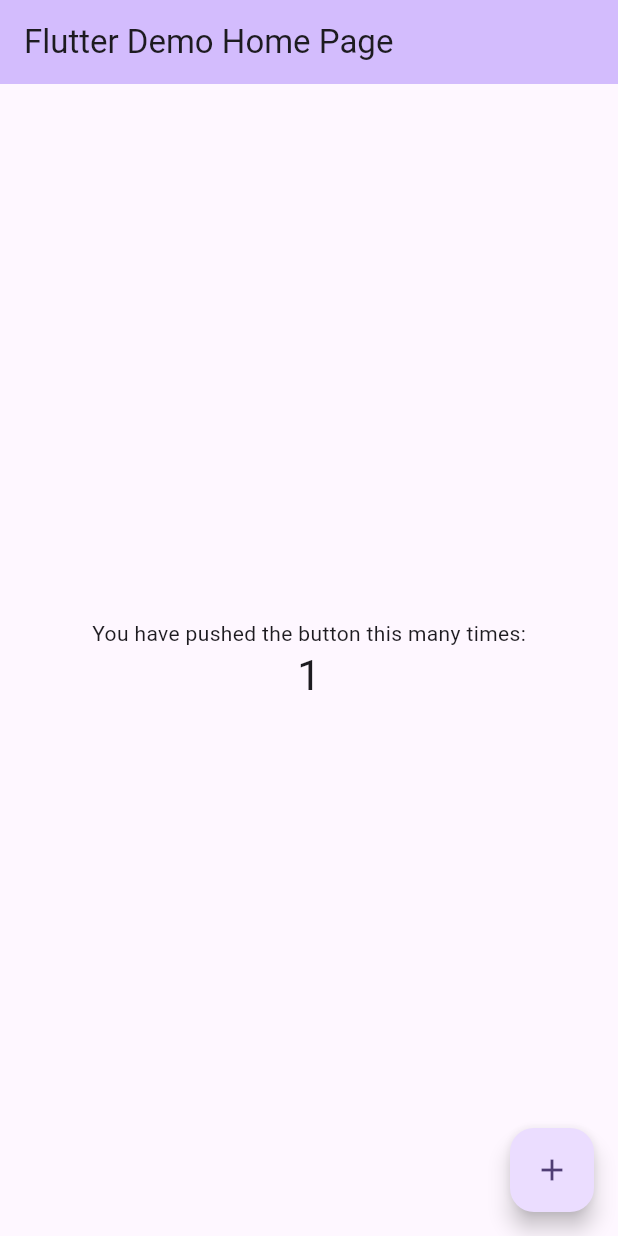
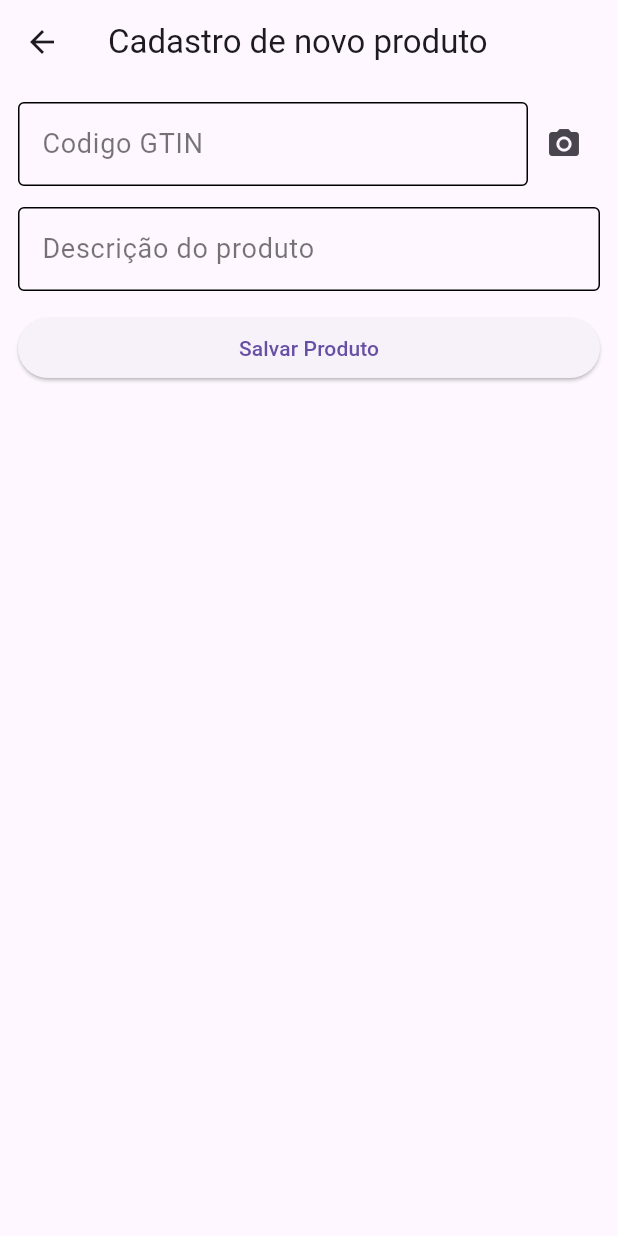
Before and after one commit to grplima/estoquesimples, a Flutter app: the screen it shows after launch, after a tap on the "add" icon, on a phone screen of 412 x 824 dp. Run offline on Flutter 3.47's test engine with Material 3 defaults, Android fonts, the phone set to English and light mode, and no system bars; our stand-ins replace sqflite; accounts and stored records are empty.

Commit message:
Subindo arquivos de exemplo

```diff
--- a/lib/cadastronovoproduto.dart
+++ b/lib/cadastronovoproduto.dart
@@ -1,4 +1,5 @@
 import 'package:flutter/material.dart';
+
 
 void main() {
   runApp(MaterialApp(
--- a/lib/main.dart
+++ b/lib/main.dart
@@ -1,125 +1,260 @@
 import 'package:flutter/material.dart';
+import 'package:sqflite/sqflite.dart';
+import 'package:path/path.dart';
 
 void main() {
-  runApp(const MyApp());
+  runApp(MyApp());
 }
 
 class MyApp extends StatelessWidget {
-  const MyApp({super.key});
-
-  // This widget is the root of your application.
   @override
   Widget build(BuildContext context) {
     return MaterialApp(
-      title: 'Flutter Demo',
-      theme: ThemeData(
-        // This is the theme of your application.
-        //
-        // TRY THIS: Try running your application with "flutter run". You'll see
-        // the application has a purple toolbar. Then, without quitting the app,
-        // try changing the seedColor in the colorScheme below to Colors.green
-        // and then invoke "hot reload" (save your changes or press the "hot
-        // reload" button in a Flutter-supported IDE, or press "r" if you used
-        // the command line to start the app).
-        //
-        // Notice that the counter didn't reset back to zero; the application
-        // state is not lost during the reload. To reset the state, use hot
-        // restart instead.
-        //
-        // This works for code too, not just values: Most code changes can be
-        // tested with just a hot reload.
-        colorScheme: ColorScheme.fromSeed(seedColor: Colors.deepPurple),
-        useMaterial3: true,
-      ),
-      home: const MyHomePage(title: 'Flutter Demo Home Page'),
+      title: 'SQLite Demo',
+      home: HomePage(),
     );
   }
 }
 
-class MyHomePage extends StatefulWidget {
-  const MyHomePage({super.key, required this.title});
+class HomePage extends StatefulWidget {
+  @override
+  _HomePageState createState() => _HomePageState();
+}
 
-  // This widget is the home page of your application. It is stateful, meaning
-  // that it has a State object (defined below) that contains fields that affect
-  // how it looks.
-
-  // This class is the configuration for the state. It holds the values (in this
-  // case the title) provided by the parent (in this case the App widget) and
-  // used by the build method of the State. Fields in a Widget subclass are
-  // always marked "final".
-
-  final String title;
+class _HomePageState extends State<HomePage> {
+  final ProdutoDatabase produtoDatabase = ProdutoDatabase();
 
   @override
-  State<MyHomePage> createState() => _MyHomePageState();
-}
-
-class _MyHomePageState extends State<MyHomePage> {
-  int _counter = 0;
-
-  void _incrementCounter() {
-    setState(() {
-      // This call to setState tells the Flutter framework that something has
-      // changed in this State, which causes it to rerun the build method below
-      // so that the display can reflect the updated values. If we changed
-      // _counter without calling setState(), then the build method would not be
-      // called again, and so nothing would appear to happen.
-      _counter++;
-    });
+  void initState() {
+    super.initState();
+    produtoDatabase.init();
   }
 
   @override
   Widget build(BuildContext context) {
-    // This method is rerun every time setState is called, for instance as done
-    // by the _incrementCounter method above.
-    //
-    // The Flutter framework has been optimized to make rerunning build methods
-    // fast, so that you can just rebuild anything that needs updating rather
-    // than having to individually change instances of widgets.
     return Scaffold(
       appBar: AppBar(
-        // TRY THIS: Try changing the color here to a specific color (to
-        // Colors.amber, perhaps?) and trigger a hot reload to see the AppBar
-        // change color while the other colors stay the same.
-        backgroundColor: Theme.of(context).colorScheme.inversePrimary,
-        // Here we take the value from the MyHomePage object that was created by
-        // the App.build method, and use it to set our appbar title.
-        title: Text(widget.title),
+        title: Text('SQLite Demo'),
       ),
       body: Center(
-        // Center is a layout widget. It takes a single child and positions it
-        // in the middle of the parent.
-        child: Column(
-          // Column is also a layout widget. It takes a list of children and
-          // arranges them vertically. By default, it sizes itself to fit its
-          // children horizontally, and tries to be as tall as its parent.
-          //
-          // Column has various properties to control how it sizes itself and
-          // how it positions its children. Here we use mainAxisAlignment to
-          // center the children vertically; the main axis here is the vertical
-          // axis because Columns are vertical (the cross axis would be
-          // horizontal).
-          //
-          // TRY THIS: Invoke "debug painting" (choose the "Toggle Debug Paint"
-          // action in the IDE, or press "p" in the console), to see the
-          // wireframe for each widget.
-          mainAxisAlignment: MainAxisAlignment.center,
-          children: <Widget>[
-            const Text(
-              'You have pushed the button this many times:',
-            ),
-            Text(
-              '$_counter',
-              style: Theme.of(context).textTheme.headlineMedium,
-            ),
-          ],
+        child: FutureBuilder<List<Produto>>(
+          future: produtoDatabase.findAll(),
+          builder: (context, snapshot) {
+            if (snapshot.connectionState == ConnectionState.waiting) {
+              return CircularProgressIndicator();
+            } else if (snapshot.hasError) {
+              return Text('Error: ${snapshot.error}');
+            } else {
+              final produtos = snapshot.data;
+              return ListView.builder(
+                itemCount: produtos?.length,
+                itemBuilder: (context, index) {
+                  final produto = produtos?[index];
+                  return ListTile(
+                    title: Text(produto!.gtin),
+                    subtitle: Text(produto.descricao),
+                  );
+                },
+              );
+            }
+          },
         ),
       ),
       floatingActionButton: FloatingActionButton(
-        onPressed: _incrementCounter,
-        tooltip: 'Increment',
-        child: const Icon(Icons.add),
-      ), // This trailing comma makes auto-formatting nicer for build methods.
+        onPressed: () {
+          Navigator.push(
+            context,
+            MaterialPageRoute(builder: (context) => AdicionarProdutoPage()),
+          );
+        },
+        child: Icon(Icons.add),
+      ),
     );
   }
 }
+
+class AdicionarProdutoPage extends StatelessWidget {
+
+  final _controllergtin = TextEditingController();
+  final _controllerdescricao = TextEditingController();
+
+  @override
+  Widget build(BuildContext context) {
+    return Scaffold(
+      appBar: AppBar(
+        title: Text("Cadastro de novo produto"),
+      ),
+      body: Padding(
+        padding: const EdgeInsets.all(12.0),
+        child: Column(children: [
+          Row(children: [
+            Container(
+              child: Expanded(
+                child: TextField(
+                  controller: _controllergtin,
+                  decoration: const InputDecoration(
+                    labelText: 'Codigo GTIN',
+                    border: OutlineInputBorder(),
+                    // InputBorder.none
+                    enabledBorder: OutlineInputBorder(borderSide: BorderSide()),
+                    labelStyle: TextStyle(
+                      fontSize: 18,
+                      color: Colors.black54,
+                    ),
+                    focusedBorder: OutlineInputBorder(
+                      borderSide: BorderSide(color: Colors.blueGrey, width: 2),
+                    ),
+                  ),
+                ),
+              ),
+            ),
+            Container(
+              child:
+              IconButton(onPressed: () {}, icon: Icon(Icons.photo_camera)),
+            )
+          ]),
+          SizedBox(
+            height: 14,
+          ),
+          Row(
+            children: [
+              Expanded(
+                child: TextField(
+                    controller: _controllerdescricao,
+                    decoration: InputDecoration(
+                      labelText: 'Descrição do produto',
+                      border: OutlineInputBorder(),
+                      // InputBorder.none
+                      enabledBorder:
+                      OutlineInputBorder(borderSide: BorderSide()),
+                      labelStyle: TextStyle(
+                        fontSize: 18,
+                        color: Colors.black54,
+                      ),
+                      focusedBorder: OutlineInputBorder(
+                        borderSide:
+                        BorderSide(color: Colors.blueGrey, width: 2),
+                      ),
+                    )),
+              ),
+            ],
+          ),
+          SizedBox(
+            height: 14,
+          ),
+          Row(
+            children: [
+              Expanded(
+                child: ElevatedButton(
+                  onPressed: () {
+                    // Instanciar ProdutoDatabase para acessar os métodos de banco de dados
+                    final produtoDatabase = ProdutoDatabase();
+
+                    // Obter os valores inseridos pelo usuário
+                    final gtin = _controllergtin.text;
+                    final descricao = _controllerdescricao.text;
+
+                    // Criar um novo Produto
+                    final novoProduto = Produto(gtin: gtin, descricao: descricao, id: null);
+
+                    // Chamar o método de inserção do ProdutoDatabase
+                    produtoDatabase.insert(novoProduto);
+
+                    // Limpar os campos de texto após a inserção
+                    _controllergtin.clear();
+                    _controllerdescricao.clear();
+
+                    // Exibir um snackbar informando que o produto foi salvo
+                    ScaffoldMessenger.of(context).showSnackBar(
+                      SnackBar(
+                        content: Text('Produto salvo com sucesso!'),
+                      ),
+                    );
+                  },
+                  child: Text('Salvar Produto'),
+                ),
+              )
+            ],
+          )
+        ]),
+      ),
+    );
+  }
+}
+
+
+/*
+ Row(
+            children: [
+              Expanded(
+                  child: ElevatedButton(
+                    onPressed: () {},
+                    child: Text('Salvar Produto'),
+                  ))
+            ],
+          )
+
+ */
+
+
+class Produto {
+  final int id;
+  final String gtin;
+  final String descricao;
+
+  Produto({required this.id, required this.gtin, required this.descricao});
+
+  Map<String, dynamic> toMap() {
+    return {
+      'produto_id': id,
+      'gtin': gtin,
+      'descricao': descricao,
+    };
+  }
+
+  factory Produto.fromMap(Map<String, dynamic> map) {
+    return Produto(
+      id: map['produto_id'],
+      gtin: map['gtin'],
+      descricao: map['descricao'],
+    );
+  }
+}
+
+class ProdutoDatabase {
+  static const String _tableName = 'produto';
+  static const String _id = 'produto_id';
+  static const String _gtin = 'gtin';
+  static const String _descricao = 'descricao';
+
+  static const String createTableSQL =
+      'CREATE TABLE $_tableName ($_id INTEGER PRIMARY KEY AUTOINCREMENT, $_gtin TEXT, $_descricao TEXT)';
+
+  Future<Database> _getDatabase() async {
+    final String path = join(await getDatabasesPath(), 'Relatorios.db');
+    return openDatabase(path, onCreate: (db, version) async {
+      await db.execute(createTableSQL);
+      await _insertSampleData(db);
+    }, version: 1);
+  }
+
+  Future<void> init() async {
+    final Database db = await _getDatabase();
+    await db.execute(createTableSQL);
+    await _insertSampleData(db);
+  }
+
+  Future<void> _insertSampleData(Database db) async {
+    await db.execute(
+        "INSERT INTO $_tableName ($_gtin, $_descricao) VALUES ('1234567890123', 'Produto A')");
+    await db.execute(
+        "INSERT INTO $_tableName ($_gtin, $_descricao) VALUES ('9876543210987', 'Produto B')");
+    // Add more insert statements for other sample data
+  }
+
+  Future<List<Produto>> findAll() async {
+    final Database db = await _getDatabase();
+    final List<Map<String, dynamic>> result = await db.query(_tableName);
+    return result.map((item) => Produto.fromMap(item)).toList();
+  }
+}
--- /dev/null
+++ b/lib/teste.dart
@@ -0,0 +1,208 @@
+import 'package:flutter/material.dart';
+import 'package:sqflite/sqflite.dart';
+import 'package:path/path.dart';
+
+void main() {
+  runApp(MaterialApp(
+    home: HomePage(),
+  ));
+}
+
+class HomePage extends StatefulWidget {
+  @override
+  _HomePageState createState() => _HomePageState();
+}
+
+class _HomePageState extends State<HomePage> {
+  final ProdutoDatabase produtoDatabase = ProdutoDatabase();
+
+  @override
+  void initState() {
+    super.initState();
+    produtoDatabase.init();
+  }
+
+  Future<void> _atualizarListaProdutos() async {
+    setState(() {}); // Chama o setState para reconstruir a tela
+  }
+
+  @override
+  Widget build(BuildContext context) {
+    return Scaffold(
+      appBar: AppBar(
+        title: Text('Lista de Produtos'),
+      ),
+      body: Center(
+        child: FutureBuilder<List<Produto>>(
+          future: produtoDatabase.findAll(),
+          builder: (context, snapshot) {
+            if (snapshot.connectionState == ConnectionState.waiting) {
+              return CircularProgressIndicator();
+            } else if (snapshot.hasError) {
+              return Text('Error: ${snapshot.error}');
+            } else {
+              final produtos = snapshot.data;
+              return ListView.builder(
+                itemCount: produtos?.length,
+                itemBuilder: (context, index) {
+                  final produto = produtos?[index];
+                  return ListTile(
+                    title: Text(produto!.gtin),
+                    subtitle: Text(produto.descricao),
+                  );
+                },
+              );
+            }
+          },
+        ),
+      ),
+      floatingActionButton: FloatingActionButton(
+        onPressed: () async {
+          await Navigator.push(
+            context,
+            MaterialPageRoute(builder: (context) => Cadastronovo()),
+          );
+          // Atualiza a lista de produtos após retornar da tela de cadastro
+          await _atualizarListaProdutos();
+        },
+        child: Icon(Icons.add),
+      ),
+    );
+  }
+}
+
+class Cadastronovo extends StatelessWidget {
+  final _controllergtin = TextEditingController();
+  final _controllerdescricao = TextEditingController();
+
+  @override
+  Widget build(BuildContext context) {
+    return Scaffold(
+      appBar: AppBar(
+        title: Text("Cadastro de Novo Produto"),
+      ),
+      body: Padding(
+        padding: const EdgeInsets.all(12.0),
+        child: Column(
+          children: [
+            TextField(
+              controller: _controllergtin,
+              decoration: InputDecoration(
+                labelText: 'Código GTIN',
+                border: OutlineInputBorder(),
+              ),
+            ),
+            SizedBox(height: 12),
+            TextField(
+              controller: _controllerdescricao,
+              decoration: InputDecoration(
+                labelText: 'Descrição do Produto',
+                border: OutlineInputBorder(),
+              ),
+            ),
+            SizedBox(height: 12),
+            ElevatedButton(
+              onPressed: () async {
+                // Obter os valores inseridos pelo usuário
+                final gtin = _controllergtin.text;
+                final descricao = _controllerdescricao.text;
+
+                // Criar um novo produto
+                final novoProduto = Produto(gtin: gtin, descricao: descricao);
+
+                // Instanciar ProdutoDatabase para acessar os métodos de banco de dados
+                final produtoDatabase = ProdutoDatabase();
+
+                // Chamar o método de inserção do ProdutoDatabase
+                await produtoDatabase.insert(novoProduto);
+
+                // Limpar os campos de texto após a inserção
+                _controllergtin.clear();
+                _controllerdescricao.clear();
+
+                // Exibir um snackbar informando que o produto foi salvo
+                ScaffoldMessenger.of(context).showSnackBar(
+                  SnackBar(
+                    content: Text('Produto salvo com sucesso!'),
+                  ),
+                );
+              },
+              child: Text('Salvar Produto'),
+            ),
+          ],
+        ),
+      ),
+    );
+  }
+}
+
+class Produto {
+  final int? id;
+  final String gtin;
+  final String descricao;
+
+  Produto({this.id, required this.gtin, required this.descricao});
+
+  Map<String, dynamic> toMap() {
+    return {
+      'produto_id': id,
+      'gtin': gtin,
+      'descricao': descricao,
+    };
+  }
+
+  factory Produto.fromMap(Map<String, dynamic> map) {
+    return Produto(
+      id: map['produto_id'],
+      gtin: map['gtin'],
+      descricao: map['descricao'],
+    );
+  }
+}
+
+class ProdutoDatabase {
+  static const String _tableName = 'produto';
+  static const String _id = 'produto_id';
+  static const String _gtin = 'gtin';
+  static const String _descricao = 'descricao';
+
+  static const String createTableSQL =
+      'CREATE TABLE $_tableName ($_id INTEGER PRIMARY KEY AUTOINCREMENT, $_gtin TEXT, $_descricao TEXT)';
+
+  Future<Database> _getDatabase() async {
+    final String path = join(await getDatabasesPath(), 'Relatorios.db');
+    return openDatabase(path, onCreate: (db, version) async {
+      await db.execute(createTableSQL);
+      await _insertSampleData(db);
+    }, version: 1);
+  }
+
+  Future<void> init() async {
+    final Database db = await _getDatabase();
+    await db.execute(createTableSQL);
+    await _insertSampleData(db);
+  }
+
+  Future<void> _insertSampleData(Database db) async {
+    await db.execute(
+        "INSERT INTO $_tableName ($_gtin, $_descricao) VALUES ('1234567890123', 'Produto A')");
+    await db.execute(
+        "INSERT INTO $_tableName ($_gtin, $_descricao) VALUES ('9876543210987', 'Produto B')");
+    // Adicione mais inserções de amostra para outros dados
+  }
+
+  Future<void> insert(Produto produto) async {
+    final Database db = await _getDatabase();
+    await db.insert(
+      _tableName,
+      produto.toMap(),
+      conflictAlgorithm: ConflictAlgorithm.replace,
+    );
+  }
+
+  Future<List<Produto>> findAll() async {
+    final Database db = await _getDatabase();
+    final List<Map<String, dynamic>> result = await db.query(_tableName);
+    return result.map((item) => Produto.fromMap(item)).toList();
+  }
+}
--- a/pubspec.yaml
+++ b/pubspec.yaml
@@ -36,8 +36,9 @@ dependencies:
   # Use with the CupertinoIcons class for iOS style icons.
   cupertino_icons: ^1.0.2
   mask_text_input_formatter: ^2.7.0
-  sqflite: ^2.3.0
+  sqflite: ^2.3.2
   dio: ^5.4.0
+  path: ^1.8.3
 
 dev_dependencies:
   flutter_test:
```
Also changed, not shown: pubspec.lock.
